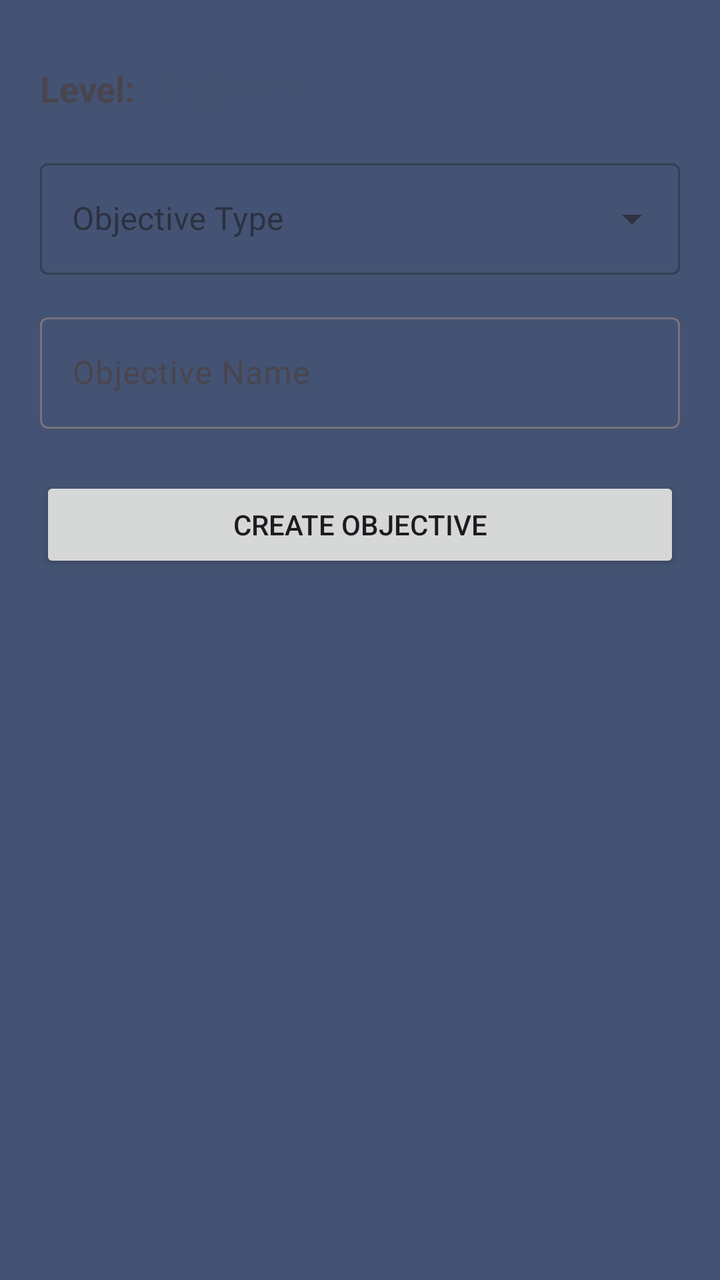
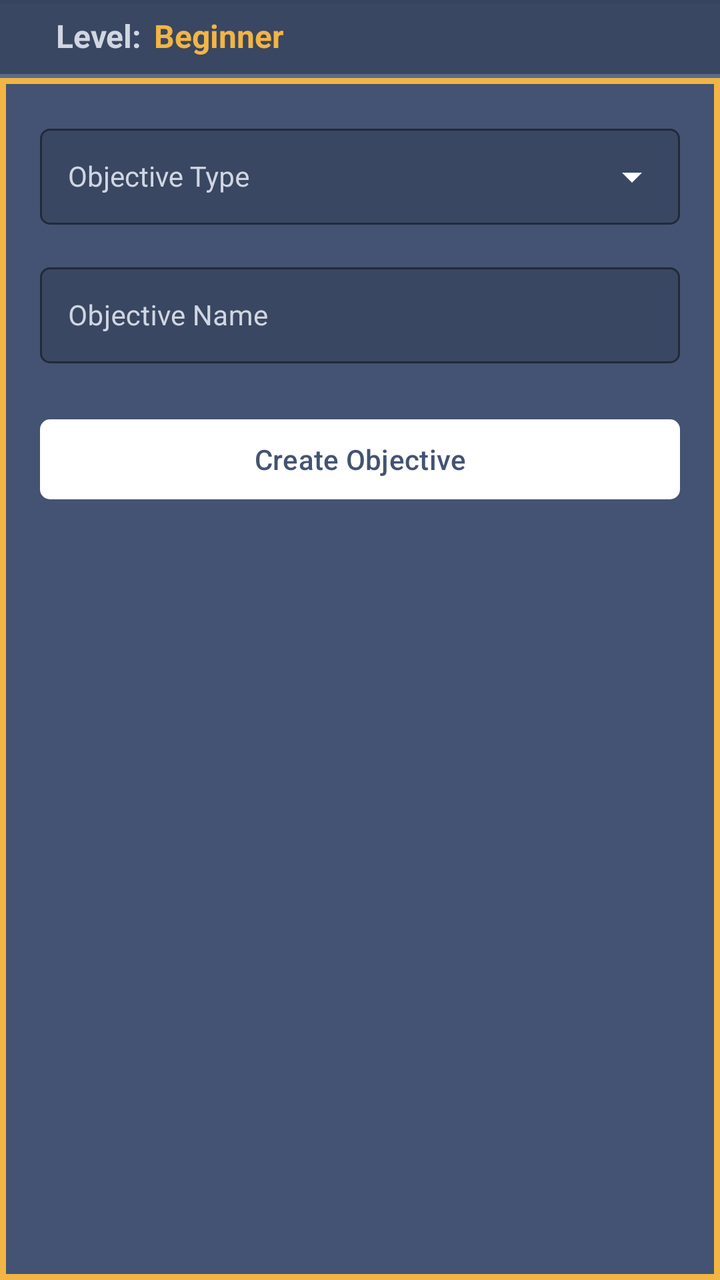

The first picture is an Android layout as it rendered before a commit; the second is the same layout after the commit. The layout source and the unified diff follow.
<!-- AndroidManifest.xml: application theme AppTheme -->
<!-- res/layout/fragment_add_obj_library.xml -->
<?xml version="1.0" encoding="utf-8"?>
<layout xmlns:android="http://schemas.android.com/apk/res/android"
    xmlns:app="http://schemas.android.com/apk/res-auto">

    <androidx.constraintlayout.widget.ConstraintLayout
        android:layout_width="match_parent"
        android:layout_height="match_parent">

        
        <LinearLayout
            android:id="@+id/successMessageView"
            android:layout_width="0dp"
            android:layout_height="wrap_content"
            android:background="@color/green"
            android:orientation="horizontal"
            android:padding="20dp"
            android:gravity="center"
            android:elevation="8dp"
            android:visibility="gone"
            android:translationY="-100dp"
            app:layout_constraintEnd_toEndOf="parent"
            app:layout_constraintStart_toStartOf="parent"
            app:layout_constraintTop_toTopOf="parent">

            <TextView
                android:id="@+id/successMessageText"
                android:layout_width="wrap_content"
                android:layout_height="wrap_content"
                android:textColor="@android:color/white"
                android:textSize="16sp"
                android:textStyle="bold"
                android:drawablePadding="12dp"
                android:gravity="center_vertical"
                app:drawableStartCompat="@drawable/ic_thumb_up"
                app:drawableTint="@android:color/white" />

        </LinearLayout>

        <TextView
            android:id="@+id/levelLabel"
            android:layout_width="wrap_content"
            android:layout_height="wrap_content"
            android:layout_marginTop="32dp"
            android:layout_marginStart="20dp"
            android:text="Level:"
            android:textSize="18sp"
            android:textStyle="bold"
            app:layout_constraintStart_toStartOf="parent"
            app:layout_constraintTop_toTopOf="parent" />

        <TextView
            android:id="@+id/selectedLevelTextView"
            android:layout_width="wrap_content"
            android:layout_height="wrap_content"
            android:layout_marginStart="8dp"
            android:text="Beginner"
            android:textSize="18sp"
            android:textColor="?attr/colorPrimary"
            android:textStyle="bold"
            app:layout_constraintStart_toEndOf="@id/levelLabel"
            app:layout_constraintTop_toTopOf="@id/levelLabel"
            app:layout_constraintBottom_toBottomOf="@id/levelLabel" />

        <com.google.android.material.textfield.TextInputLayout
            android:id="@+id/objectiveTypeInputLayout"
            android:layout_width="0dp"
            android:layout_height="wrap_content"
            android:layout_marginTop="20dp"
            android:layout_marginHorizontal="20dp"
            android:hint="Objective Type"
            style="@style/Widget.MaterialComponents.TextInputLayout.OutlinedBox.ExposedDropdownMenu"
            app:layout_constraintEnd_toEndOf="parent"
            app:layout_constraintStart_toStartOf="parent"
            app:layout_constraintTop_toBottomOf="@id/selectedLevelTextView">

            <AutoCompleteTextView
                android:id="@+id/objectiveTypeTextView"
                android:layout_width="match_parent"
                android:layout_height="wrap_content"
                android:inputType="none" />

        </com.google.android.material.textfield.TextInputLayout>

        <com.google.android.material.textfield.TextInputLayout
            android:id="@+id/objectiveNameInputLayout"
            android:layout_width="0dp"
            android:layout_height="wrap_content"
            android:layout_marginTop="16dp"
            android:layout_marginHorizontal="20dp"
            android:hint="Objective Name"
            app:layout_constraintEnd_toEndOf="parent"
            app:layout_constraintStart_toStartOf="parent"
            app:layout_constraintTop_toBottomOf="@id/objectiveTypeInputLayout">

            <com.google.android.material.textfield.TextInputEditText
                android:id="@+id/objectiveNameEditText"
                android:layout_width="match_parent"
                android:layout_height="wrap_content"
                android:inputType="text" />

        </com.google.android.material.textfield.TextInputLayout>

        <Button
            android:id="@+id/createObjectiveButton"
            android:layout_width="0dp"
            android:layout_height="wrap_content"
            android:layout_marginTop="24dp"
            android:layout_marginHorizontal="20dp"
            android:text="Create Objective"
            app:layout_constraintEnd_toEndOf="parent"
            app:layout_constraintStart_toStartOf="parent"
            app:layout_constraintTop_toBottomOf="@id/objectiveNameInputLayout" />

        <TextView
            android:id="@+id/errorTextView"
            android:layout_width="0dp"
            android:layout_height="wrap_content"
            android:layout_marginTop="16dp"
            android:layout_marginHorizontal="20dp"
            android:textColor="@android:color/holo_red_dark"
            android:visibility="gone"
            app:layout_constraintEnd_toEndOf="parent"
            app:layout_constraintStart_toStartOf="parent"
            app:layout_constraintTop_toBottomOf="@id/createObjectiveButton" />

        
        <include
            android:id="@+id/loadingViewInclude"
            layout="@layout/view_loading"
            android:layout_height="match_parent"
            android:layout_width="match_parent"
            app:layout_constraintBottom_toBottomOf="parent"
            app:layout_constraintEnd_toEndOf="parent"
            app:layout_constraintStart_toStartOf="parent"
            app:layout_constraintTop_toTopOf="parent"/>

    </androidx.constraintlayout.widget.ConstraintLayout>
</layout>
<!-- res/layout/view_loading.xml (included above) -->
<?xml version="1.0" encoding="utf-8"?>
<androidx.constraintlayout.widget.ConstraintLayout xmlns:android="http://schemas.android.com/apk/res/android"
    android:layout_width="match_parent"
    android:layout_height="match_parent">
    <LinearLayout
        android:id="@+id/loading_view"
        android:layout_width="match_parent"
        android:layout_height="match_parent"
        android:gravity="center"
        android:orientation="vertical"
        android:visibility="gone"
        android:background="#ccffffff"
        >

        <ProgressBar
            android:layout_width="wrap_content"
            android:layout_height="wrap_content" />
    </LinearLayout>
</androidx.constraintlayout.widget.ConstraintLayout>
<!-- resources referenced by this layout -->
<resources>
  <color name="green">#32a852</color>
  <color name="colorPrimary">#445373</color>
  <color name="colorPrimaryDark">#35415A</color>
  <color name="colorAccent">#D81B60</color>
  <color name="slateIndigoDark">#3B4864</color>
  <color name="slateIndigo">#445373</color>
  <!-- unchanged entries left out for length: 2 -->
</resources>

<!-- the commit's change to res/layout/fragment_add_obj_library.xml (unified diff, before → after) -->
@@ -4,7 +4,18 @@
 
     <androidx.constraintlayout.widget.ConstraintLayout
         android:layout_width="match_parent"
-        android:layout_height="match_parent">
+        android:layout_height="match_parent"
+        android:background="@color/slateIndigo">
+
+        <View
+            android:id="@+id/formBackground"
+            android:layout_width="0dp"
+            android:layout_height="0dp"
+            android:background="@drawable/bg_objective_library_list"
+            app:layout_constraintTop_toBottomOf="@id/levelSubtitleBand"
+            app:layout_constraintBottom_toBottomOf="parent"
+            app:layout_constraintStart_toStartOf="parent"
+            app:layout_constraintEnd_toEndOf="parent" />
 
         
         <LinearLayout
@@ -36,53 +47,71 @@
 
         </LinearLayout>
 
-        <TextView
-            android:id="@+id/levelLabel"
-            android:layout_width="wrap_content"
+        <LinearLayout
+            android:id="@+id/levelSubtitleBand"
+            android:layout_width="0dp"
             android:layout_height="wrap_content"
-            android:layout_marginTop="32dp"
-            android:layout_marginStart="20dp"
-            android:text="Level:"
-            android:textSize="18sp"
-            android:textStyle="bold"
+            android:background="@drawable/bg_subtitle_band"
+            android:orientation="horizontal"
+            android:gravity="center_vertical"
+            android:paddingStart="28dp"
+            android:paddingEnd="28dp"
+            android:paddingTop="9dp"
+            android:paddingBottom="11dp"
             app:layout_constraintStart_toStartOf="parent"
-            app:layout_constraintTop_toTopOf="parent" />
+            app:layout_constraintEnd_toEndOf="parent"
+            app:layout_constraintTop_toTopOf="parent">
 
-        <TextView
-            android:id="@+id/selectedLevelTextView"
-            android:layout_width="wrap_content"
-            android:layout_height="wrap_content"
-            android:layout_marginStart="8dp"
-            android:text="Beginner"
-            android:textSize="18sp"
-            android:textColor="?attr/colorPrimary"
-            android:textStyle="bold"
-            app:layout_constraintStart_toEndOf="@id/levelLabel"
-            app:layout_constraintTop_toTopOf="@id/levelLabel"
-            app:layout_constraintBottom_toBottomOf="@id/levelLabel" />
+            <TextView
+                android:id="@+id/levelLabel"
+                android:layout_width="wrap_content"
+                android:layout_height="wrap_content"
+                android:includeFontPadding="false"
+                android:text="Level:"
+                android:textColor="@color/toolbarTextMuted"
+                android:textSize="16sp"
+                android:textStyle="bold" />
+
+            <TextView
+                android:id="@+id/selectedLevelTextView"
+                android:layout_width="wrap_content"
+                android:layout_height="wrap_content"
+                android:layout_marginStart="6dp"
+                android:includeFontPadding="false"
+                android:text="Beginner"
+                android:textColor="@color/objectiveLevelBeginner"
+                android:textSize="16sp"
+                android:textStyle="bold" />
+
+        </LinearLayout>
 
         <com.google.android.material.textfield.TextInputLayout
             android:id="@+id/objectiveTypeInputLayout"
             android:layout_width="0dp"
             android:layout_height="wrap_content"
-            android:layout_marginTop="20dp"
+            android:layout_marginTop="16dp"
+            app:layout_goneMarginTop="20dp"
             android:layout_marginHorizontal="20dp"
             android:hint="Objective Type"
-            style="@style/Widget.MaterialComponents.TextInputLayout.OutlinedBox.ExposedDropdownMenu"
+            style="@style/LibraryFormDropdown"
             app:layout_constraintEnd_toEndOf="parent"
             app:layout_constraintStart_toStartOf="parent"
-            app:layout_constraintTop_toBottomOf="@id/selectedLevelTextView">
+            app:layout_constraintTop_toBottomOf="@id/formErrorTextView">
 
-            <AutoCompleteTextView
+            <com.google.android.material.textfield.MaterialAutoCompleteTextView
                 android:id="@+id/objectiveTypeTextView"
+                style="@style/LibraryFormFieldContent"
                 android:layout_width="match_parent"
                 android:layout_height="wrap_content"
+                android:textColor="@android:color/white"
+                android:popupBackground="@color/clinicCardBackground"
                 android:inputType="none" />
 
         </com.google.android.material.textfield.TextInputLayout>
 
         <com.google.android.material.textfield.TextInputLayout
             android:id="@+id/objectiveNameInputLayout"
+            style="@style/LibraryFormInput"
             android:layout_width="0dp"
             android:layout_height="wrap_content"
             android:layout_marginTop="16dp"
@@ -94,14 +123,19 @@
 
             <com.google.android.material.textfield.TextInputEditText
                 android:id="@+id/objectiveNameEditText"
+                style="@style/LibraryFormFieldContent"
                 android:layout_width="match_parent"
                 android:layout_height="wrap_content"
-                android:inputType="text" />
+                android:textColor="@android:color/white"
+                android:inputType="text|textCapSentences" />
 
         </com.google.android.material.textfield.TextInputLayout>
 
-        <Button
+        <com.google.android.material.button.MaterialButton
             android:id="@+id/createObjectiveButton"
+            android:textColor="@color/slateIndigo"
+            app:backgroundTint="@android:color/white"
+            app:cornerRadius="@dimen/card_corner_radius"
             android:layout_width="0dp"
             android:layout_height="wrap_content"
             android:layout_marginTop="24dp"
@@ -112,21 +146,21 @@
             app:layout_constraintTop_toBottomOf="@id/objectiveNameInputLayout" />
 
         <TextView
-            android:id="@+id/errorTextView"
+            android:id="@+id/formErrorTextView"
+            style="@style/LibraryFormError"
             android:layout_width="0dp"
             android:layout_height="wrap_content"
             android:layout_marginTop="16dp"
             android:layout_marginHorizontal="20dp"
-            android:textColor="@android:color/holo_red_dark"
             android:visibility="gone"
             app:layout_constraintEnd_toEndOf="parent"
             app:layout_constraintStart_toStartOf="parent"
-            app:layout_constraintTop_toBottomOf="@id/createObjectiveButton" />
+            app:layout_constraintTop_toBottomOf="@id/levelSubtitleBand" />
 
         
         <include
             android:id="@+id/loadingViewInclude"
-            layout="@layout/view_loading"
+            layout="@layout/view_library_loading"
             android:layout_height="match_parent"
             android:layout_width="match_parent"
             app:layout_constraintBottom_toBottomOf="parent"
@@ -136,7 +170,7 @@
 
     </androidx.constraintlayout.widget.ConstraintLayout>
 </layout>
-<!-- res/layout/view_loading.xml (included above) -->
+<!-- res/layout/view_library_loading.xml (included above) -->
 <?xml version="1.0" encoding="utf-8"?>
 <androidx.constraintlayout.widget.ConstraintLayout xmlns:android="http://schemas.android.com/apk/res/android"
     android:layout_width="match_parent"
@@ -148,10 +182,11 @@
         android:gravity="center"
         android:orientation="vertical"
         android:visibility="gone"
-        android:background="#ccffffff"
+        android:background="@color/libraryLoadingOverlay"
         >
 
         <ProgressBar
+            android:indeterminateTint="@color/toolbarTextMuted"
             android:layout_width="wrap_content"
             android:layout_height="wrap_content" />
     </LinearLayout>
<!-- resource entries referenced after the edit -->
@@ -1,11 +1,80 @@
 <!-- resources referenced by this layout -->
 <resources>
+  <color name="clinicCardBackground">#FFFFFF</color>
   <color name="green">#32a852</color>
+  <color name="libraryLoadingOverlay">#CC293246</color>
+  <color name="objectiveLevelBeginner">#F2B544</color>
   <color name="colorPrimary">#445373</color>
   <color name="colorPrimaryDark">#35415A</color>
   <color name="colorAccent">#D81B60</color>
   <color name="slateIndigoDark">#3B4864</color>
   <color name="slateIndigo">#445373</color>
+  <color name="toolbarTextMuted">#D0D6E2</color>
+  <dimen name="card_corner_radius">5dp</dimen>
+  <!-- drawable bg_objective_library_list (drawable) -->
+  <?xml version="1.0" encoding="utf-8"?>
+  <shape xmlns:android="http://schemas.android.com/apk/res/android"
+      android:shape="rectangle">
+      <solid android:color="@color/slateIndigo" />
+      <stroke
+          android:width="@dimen/objective_library_border_width"
+          android:color="@color/objectiveLevelBeginner" />
+  </shape>
+  <!-- drawable bg_subtitle_band (drawable) -->
+  <?xml version="1.0" encoding="utf-8"?>
+  <layer-list xmlns:android="http://schemas.android.com/apk/res/android">
+      <item android:bottom="2dp">
+          <shape android:shape="rectangle">
+              <solid android:color="@color/slateIndigoOutlineDark" />
+          </shape>
+      </item>
+  
+      <item android:top="2dp">
+          <shape android:shape="rectangle">
+              <solid android:color="@color/subtitleBandHighlight" />
+          </shape>
+      </item>
+  
+      <item
+          android:top="2dp"
+          android:bottom="2dp">
+          <shape android:shape="rectangle">
+              <solid android:color="@color/slateIndigoInset" />
+          </shape>
+      </item>
+  </layer-list>
+  <style name="LibraryFormDropdown" parent="LibraryFormInput">
+          <item name="endIconMode">dropdown_menu</item>
+      </style>
+  <style name="LibraryFormError" parent="">
+          <item name="android:textColor">#FFAAA5</item>
+          <item name="android:textSize">14sp</item>
+          <item name="android:fontFamily">sans-serif-medium</item>
+      </style>
+  <style name="LibraryFormFieldContent" parent="">
+          <item name="android:minHeight">48dp</item>
+          <item name="android:textSize">14sp</item>
+          <item name="android:paddingStart">14dp</item>
+          <item name="android:paddingEnd">14dp</item>
+          <item name="android:paddingTop">10dp</item>
+          <item name="android:paddingBottom">10dp</item>
+          <item name="android:gravity">center_vertical</item>
+      </style>
+  <style name="LibraryFormInput" parent="Widget.MaterialComponents.TextInputLayout.OutlinedBox">
+          <item name="boxBackgroundColor">@color/slateIndigoInset</item>
+          <item name="boxStrokeColor">@color/toolbarTextMuted</item>
+          <item name="android:textColorHint">@color/toolbarTextMuted</item>
+          <item name="hintTextColor">@android:color/white</item>
+          <item name="endIconTint">@android:color/white</item>
+          <item name="boxCornerRadiusTopStart">@dimen/card_corner_radius</item>
+          <item name="boxCornerRadiusTopEnd">@dimen/card_corner_radius</item>
+          <item name="boxCornerRadiusBottomStart">@dimen/card_corner_radius</item>
+          <item name="boxCornerRadiusBottomEnd">@dimen/card_corner_radius</item>
+      </style>
+  <dimen name="objective_library_border_width">3dp</dimen>
+  <color name="slateIndigoOutlineDark">#37445E</color>
+  <color name="subtitleBandHighlight">#5B6B8D</color>
+  <color name="slateIndigoInset">#3A4762</color>
   <!-- unchanged entries left out for length: 2 -->
 </resources>
 
